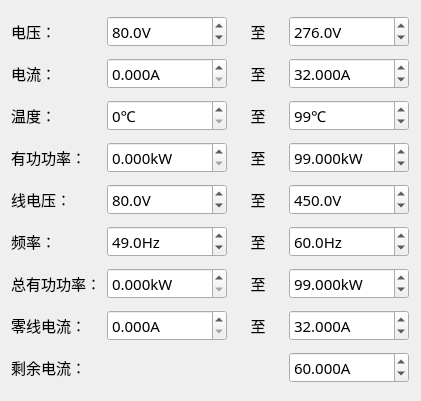
Qt form setting/set_lineunitwid.ui (ChinaClever/BusbarTest) before a commit.
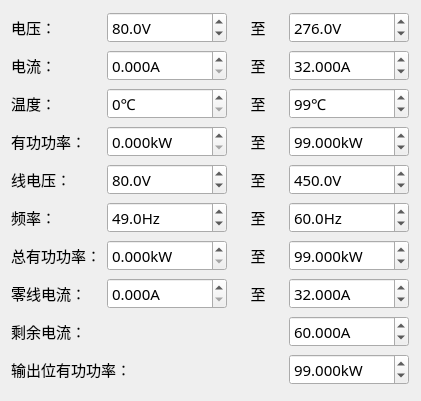
The same form after that commit.

Commit message: 增加总电能，总有功功率，总视在功率，输出位有功功率，电能，视在功率

The edit to the form file:
```diff
--- a/setting/set_lineunitwid.ui
+++ b/setting/set_lineunitwid.ui
@@ -897,6 +897,65 @@
      </property>
     </widget>
    </item>
+   <item row="9" column="0" colspan="2">
+    <widget class="QLabel" name="label_19">
+     <property name="minimumSize">
+      <size>
+       <width>120</width>
+       <height>30</height>
+      </size>
+     </property>
+     <property name="maximumSize">
+      <size>
+       <width>120</width>
+       <height>16777215</height>
+      </size>
+     </property>
+     <property name="layoutDirection">
+      <enum>Qt::LeftToRight</enum>
+     </property>
+     <property name="text">
+      <string>输出位有功功率：</string>
+     </property>
+     <property name="alignment">
+      <set>Qt::AlignLeading|Qt::AlignLeft|Qt::AlignVCenter</set>
+     </property>
+    </widget>
+   </item>
+   <item row="9" column="3">
+    <widget class="QDoubleSpinBox" name="powOutputMaxSpin">
+     <property name="enabled">
+      <bool>true</bool>
+     </property>
+     <property name="minimumSize">
+      <size>
+       <width>120</width>
+       <height>30</height>
+      </size>
+     </property>
+     <property name="maximumSize">
+      <size>
+       <width>120</width>
+       <height>16777215</height>
+      </size>
+     </property>
+     <property name="suffix">
+      <string>kW</string>
+     </property>
+     <property name="decimals">
+      <number>3</number>
+     </property>
+     <property name="maximum">
+      <double>1000.000000000000000</double>
+     </property>
+     <property name="singleStep">
+      <double>0.001000000000000</double>
+     </property>
+     <property name="value">
+      <double>99.000000000000000</double>
+     </property>
+    </widget>
+   </item>
   </layout>
  </widget>
  <resources/>
```
The commit also changes 12 other files.
